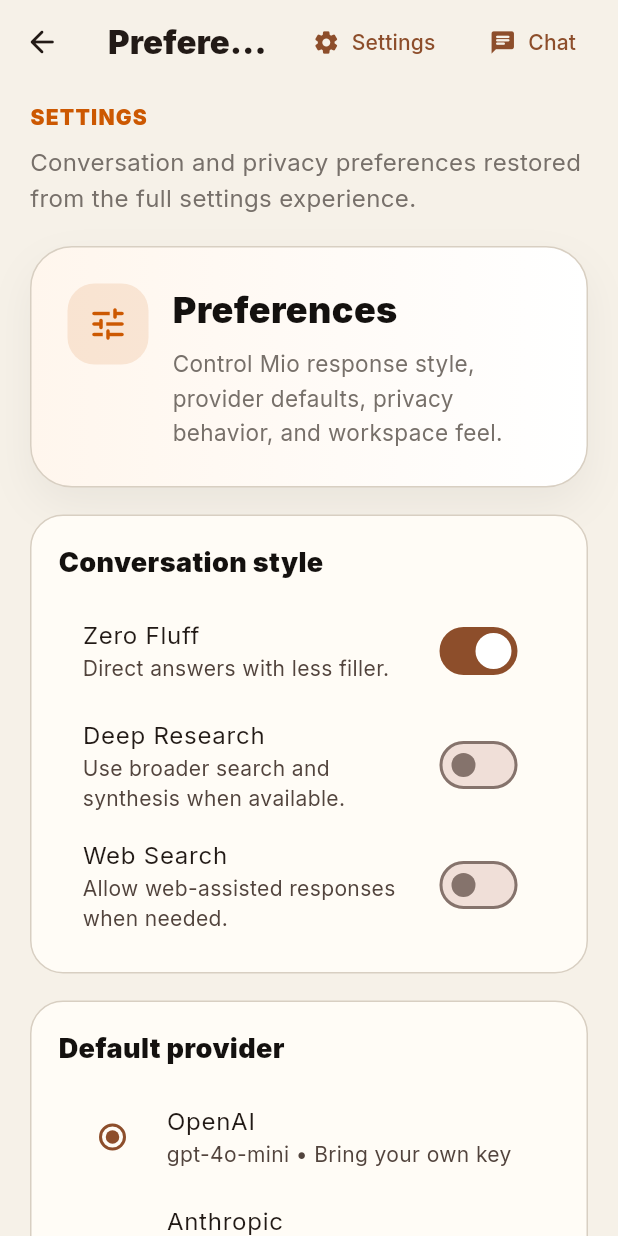
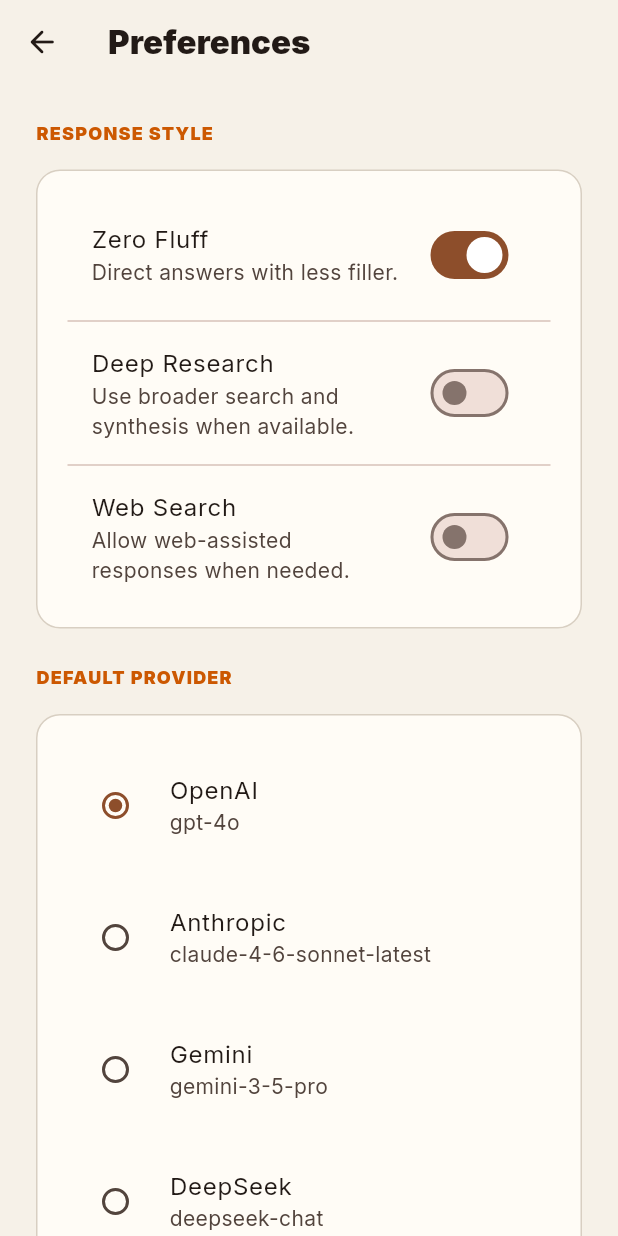
Before and after one commit to Aruntejavemula/omnimind-byok, a Flutter app: the RestoredPreferencesScreen screen opened directly, on a phone screen of 412 x 824 dp. Run offline on Flutter 3.47's test engine with Material 3 defaults, Android fonts, the phone set to English and light mode, and no system bars; our stand-ins replace dio, file_picker, flutter_markdown, flutter_riverpod, flutter_secure_storage, go_router and 6 more; accounts and stored records are empty.

Commit message:
UI cleanup: remove settings button from topbar, add API key icon to composer, update models, clean preferences screen

```diff
--- a/lib/main.dart
+++ b/lib/main.dart
@@ -1284,9 +1284,9 @@
 }
 
 const providers = <AiProviderConfig>[
-  AiProviderConfig(id: 'openai', name: 'OpenAI', model: 'gpt-4o-mini', baseUrl: 'https://api.openai.com/v1/chat/completions', docsUrl: 'https://platform.openai.com/api-keys'),
-  AiProviderConfig(id: 'anthropic', name: 'Anthropic', model: 'claude-3-5-sonnet-latest', baseUrl: 'https://api.anthropic.com/v1/messages', docsUrl: 'https://console.anthropic.com/settings/keys', openAiCompatible: false),
-  AiProviderConfig(id: 'gemini', name: 'Gemini', model: 'gemini-1.5-flash', baseUrl: 'https://generativelanguage.googleapis.com/v1beta/models', docsUrl: 'https://aistudio.google.com/app/apikey', openAiCompatible: false),
+  AiProviderConfig(id: 'openai', name: 'OpenAI', model: 'gpt-4o', baseUrl: 'https://api.openai.com/v1/chat/completions', docsUrl: 'https://platform.openai.com/api-keys'),
+  AiProviderConfig(id: 'anthropic', name: 'Anthropic', model: 'claude-4-6-sonnet-latest', baseUrl: 'https://api.anthropic.com/v1/messages', docsUrl: 'https://console.anthropic.com/settings/keys', openAiCompatible: false),
+  AiProviderConfig(id: 'gemini', name: 'Gemini', model: 'gemini-3-5-pro', baseUrl: 'https://generativelanguage.googleapis.com/v1beta/models', docsUrl: 'https://aistudio.google.com/app/apikey', openAiCompatible: false),
   AiProviderConfig(id: 'deepseek', name: 'DeepSeek', model: 'deepseek-chat', baseUrl: 'https://api.deepseek.com/chat/completions', docsUrl: 'https://platform.deepseek.com/api_keys'),
   AiProviderConfig(id: 'groq', name: 'Groq', model: 'llama-3.1-70b-versatile', baseUrl: 'https://api.groq.com/openai/v1/chat/completions', docsUrl: 'https://console.groq.com/keys'),
   AiProviderConfig(id: 'mistral', name: 'Mistral', model: 'mistral-small-latest', baseUrl: 'https://api.mistral.ai/v1/chat/completions', docsUrl: 'https://console.mistral.ai/api-keys'),
@@ -2039,8 +2039,6 @@
           ZeroFluffToggle(value: app.zeroFluff, onTap: app.toggleZeroFluff),
           const SizedBox(width: 12),
           ProviderPill(provider: app.selectedProvider),
-          const SizedBox(width: 10),
-          SettingsButton(),
         ],
       ),
     );
@@ -2474,6 +2472,8 @@
             IconButton(key: _plusButtonKey, onPressed: () => _showPlusMenu(app), icon: const Icon(Icons.add_rounded), tooltip: 'Attach'),
             Expanded(child: TextField(controller: app.inputController, focusNode: app.inputFocusNode, minLines: 1, maxLines: 6, textInputAction: TextInputAction.newline, decoration: const InputDecoration(hintText: 'Ask anything…', border: InputBorder.none, contentPadding: EdgeInsets.symmetric(horizontal: 8, vertical: 13)), onSubmitted: (_) => app.sendPrompt())),
             if (app.error.isNotEmpty) Tooltip(message: app.error, child: const Icon(Icons.warning_rounded, color: MioTheme.orange)),
+            const SizedBox(width: 6),
+            IconButton(onPressed: () => context.go('/settings/api-keys'), icon: const Icon(Icons.key_rounded), tooltip: 'API Keys'),
             const SizedBox(width: 6),
             FilledButton(style: FilledButton.styleFrom(backgroundColor: MioTheme.orange, foregroundColor: Colors.white, shape: const CircleBorder(), padding: const EdgeInsets.all(14)), onPressed: app.isStreaming ? null : app.sendPrompt, child: app.isStreaming ? const SizedBox(width: 18, height: 18, child: CircularProgressIndicator(strokeWidth: 2, color: Colors.white)) : const Icon(Icons.arrow_upward_rounded)),
           ]),
@@ -2687,21 +2687,54 @@
   @override
   Widget build(BuildContext context, WidgetRef ref) {
     final app = ref.watch(appControllerProvider);
-    return RestoredScreenScaffold(
-      title: 'Preferences',
-      section: 'Settings',
-      description: 'Conversation and privacy preferences restored from the full settings experience.',
-      child: Column(crossAxisAlignment: CrossAxisAlignment.start, children: [
-        RestoredHeroPanel(icon: Icons.tune_rounded, title: 'Preferences', body: 'Control Mio response style, provider defaults, privacy behavior, and workspace feel.'),
-        const SizedBox(height: 18),
-        RestoredSectionCard(title: 'Conversation style', children: [
-          SwitchListTile(value: app.zeroFluff, onChanged: (_) => app.toggleZeroFluff(), title: const Text('Zero Fluff'), subtitle: const Text('Direct answers with less filler.')),
-          SwitchListTile(value: app.deepResearchMode, onChanged: (_) => app.toggleDeepResearch(), title: const Text('Deep Research'), subtitle: const Text('Use broader search and synthesis when available.')),
-          SwitchListTile(value: app.webSearchEnabled, onChanged: (_) => app.toggleWebSearch(), title: const Text('Web Search'), subtitle: const Text('Allow web-assisted responses when needed.')),
-        ]),
-        const SizedBox(height: 18),
-        RestoredSectionCard(title: 'Default provider', children: providers.map((p) => RadioListTile<String>(value: p.id, groupValue: app.selectedProviderId, onChanged: (v) => v == null ? null : app.chooseProvider(v), title: Text(p.name), subtitle: Text(p.tagline))).toList()),
-      ]),
+    return Scaffold(
+      backgroundColor: MioTheme.cream,
+      appBar: AppBar(
+        backgroundColor: MioTheme.cream,
+        elevation: 0,
+        title: const Text('Preferences', style: TextStyle(fontWeight: FontWeight.w900)),
+        leading: IconButton(icon: const Icon(Icons.arrow_back_rounded), onPressed: () => context.canPop() ? context.pop() : context.go('/chat')),
+      ),
+      body: SafeArea(
+        child: Center(
+          child: ConstrainedBox(
+            constraints: const BoxConstraints(maxWidth: 720),
+            child: ListView(
+              padding: const EdgeInsets.all(24),
+              children: [
+                Text('RESPONSE STYLE', style: const TextStyle(color: MioTheme.orange, fontWeight: FontWeight.w900, letterSpacing: .8, fontSize: 12)),
+                const SizedBox(height: 16),
+                Container(
+                  padding: const EdgeInsets.all(20),
+                  decoration: BoxDecoration(color: MioTheme.panel, borderRadius: BorderRadius.circular(16), border: Border.all(color: MioTheme.line)),
+                  child: Column(
+                    children: [
+                      SwitchListTile(value: app.zeroFluff, onChanged: (_) => app.toggleZeroFluff(), title: const Text('Zero Fluff'), subtitle: const Text('Direct answers with less filler.')),
+                      const Divider(),
+                      SwitchListTile(value: app.deepResearchMode, onChanged: (_) => app.toggleDeepResearch(), title: const Text('Deep Research'), subtitle: const Text('Use broader search and synthesis when available.')),
+                      const Divider(),
+                      SwitchListTile(value: app.webSearchEnabled, onChanged: (_) => app.toggleWebSearch(), title: const Text('Web Search'), subtitle: const Text('Allow web-assisted responses when needed.')),
+                    ],
+                  ),
+                ),
+                const SizedBox(height: 24),
+                Text('DEFAULT PROVIDER', style: const TextStyle(color: MioTheme.orange, fontWeight: FontWeight.w900, letterSpacing: .8, fontSize: 12)),
+                const SizedBox(height: 16),
+                Container(
+                  padding: const EdgeInsets.all(16),
+                  decoration: BoxDecoration(color: MioTheme.panel, borderRadius: BorderRadius.circular(16), border: Border.all(color: MioTheme.line)),
+                  child: Column(
+                    children: providers.map((p) => Padding(
+                      padding: const EdgeInsets.symmetric(vertical: 8),
+                      child: RadioListTile<String>(value: p.id, groupValue: app.selectedProviderId, onChanged: (v) => v == null ? null : app.chooseProvider(v), title: Text(p.name), subtitle: Text(p.model)),
+                    )).toList(),
+                  ),
+                ),
+              ],
+            ),
+          ),
+        ),
+      ),
     );
   }
 }
```
